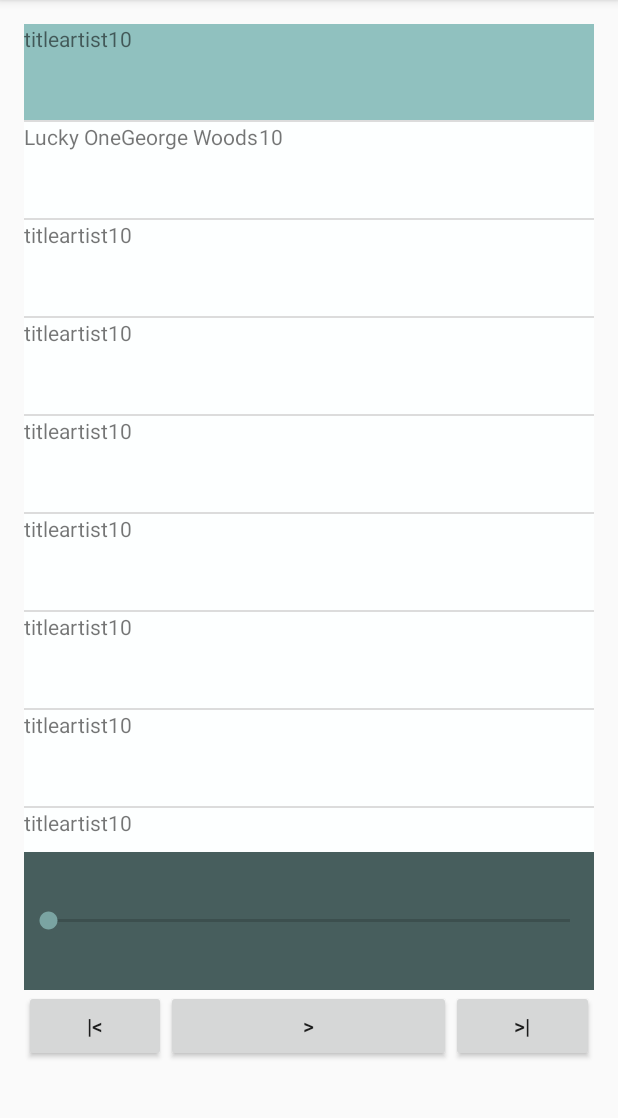
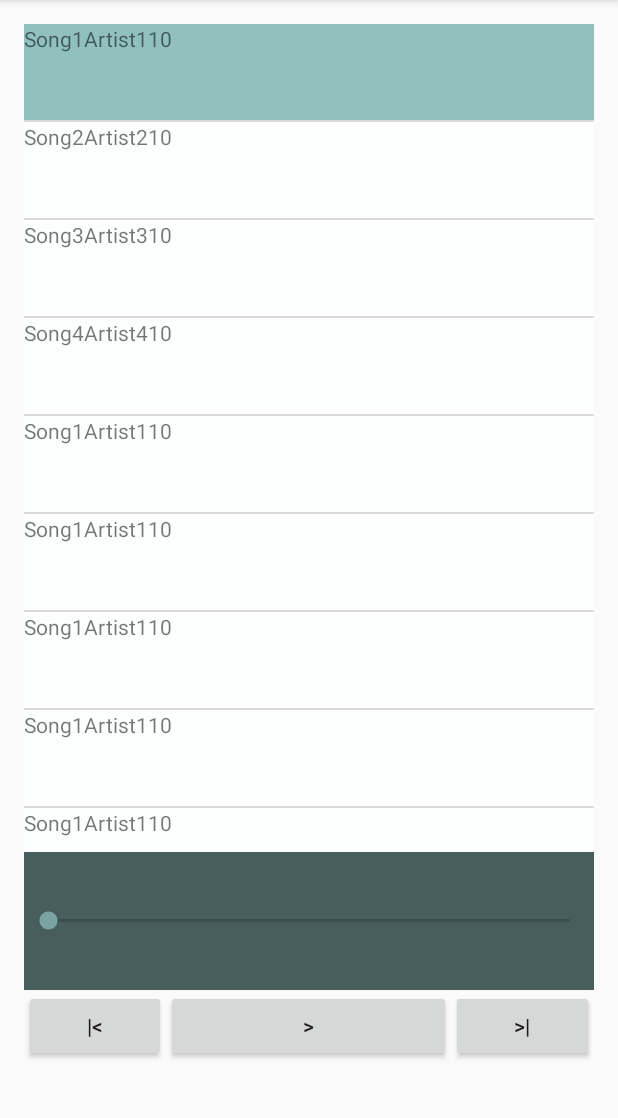
Before and after one commit to neslihanturan/AudioStream, an Android app: the screen it shows after launch (MainActivity), on a phone screen of 412 x 824 dp, the part 84-1202 px from its top. Run offline under Robolectric (Android 15) with nearby library versions, the phone set to English and light mode, and no system bars.

Commit message:
add new songs

```diff
--- a/app/src/main/java/nes/com/audiostreamer/main/MainActivity.java
+++ b/app/src/main/java/nes/com/audiostreamer/main/MainActivity.java
@@ -108,18 +108,17 @@ public class MainActivity extends AppCompatActivity {
 
     public void setSongManual(){
         songList = new ArrayList<>();
-        songList.add(new Song("title","artist","https://upload.wikimedia.org/wikipedia/en/4/45/ACDC_-_Back_In_Black-sample.ogg",10));
-        songList.add(new Song("Lucky One","George Woods","https://i.cloudup.com/kitGU79aWK.mp3",10));
-        songList.add(new Song("title","artist","https://upload.wikimedia.org/wikipedia/en/4/45/ACDC_-_Back_In_Black-sample.ogg",10));
-        songList.add(new Song("title","artist","https://upload.wikimedia.org/wikipedia/en/4/45/ACDC_-_Back_In_Black-sample.ogg",10));
-        songList.add(new Song("title","artist","https://upload.wikimedia.org/wikipedia/en/4/45/ACDC_-_Back_In_Black-sample.ogg",10));
-        songList.add(new Song("title","artist","https://upload.wikimedia.org/wikipedia/en/4/45/ACDC_-_Back_In_Black-sample.ogg",10));
-        songList.add(new Song("title","artist","https://upload.wikimedia.org/wikipedia/en/4/45/ACDC_-_Back_In_Black-sample.ogg",10));
-        songList.add(new Song("title","artist","https://upload.wikimedia.org/wikipedia/en/4/45/ACDC_-_Back_In_Black-sample.ogg",10));
-        songList.add(new Song("title","artist","https://upload.wikimedia.org/wikipedia/en/4/45/ACDC_-_Back_In_Black-sample.ogg",10));
-        songList.add(new Song("title","artist","https://upload.wikimedia.org/wikipedia/en/4/45/ACDC_-_Back_In_Black-sample.ogg",10));
-        songList.add(new Song("title","artist","https://upload.wikimedia.org/wikipedia/en/4/45/ACDC_-_Back_In_Black-sample.ogg",10));
-        songList.add(new Song("title","artist","https://upload.wikimedia.org/wikipedia/en/4/45/ACDC_-_Back_In_Black-sample.ogg",10));
+        songList.add(new Song("Song1","Artist1","https://upload.wikimedia.org/wikipedia/en/4/45/ACDC_-_Back_In_Black-sample.ogg",10));
+        songList.add(new Song("Song2","Artist2","https://i.cloudup.com/kitGU79aWK.mp3",10));
+        songList.add(new Song("Song3","Artist3","http://upload.wikimedia.org/wikipedia/en/b/b5/Radiohead_-_Pyramid_Song_%28sample%29.ogg",10));
+        songList.add(new Song("Song4","Artist4","http://upload.wikimedia.org/wikipedia/en/9/9f/Sample_of_%22Another_Day_in_Paradise%22.ogg",10));
+        songList.add(new Song("Song1","Artist1","https://upload.wikimedia.org/wikipedia/en/4/45/ACDC_-_Back_In_Black-sample.ogg",10));
+        songList.add(new Song("Song1","Artist1","https://upload.wikimedia.org/wikipedia/en/4/45/ACDC_-_Back_In_Black-sample.ogg",10));
+        songList.add(new Song("Song1","Artist1","https://upload.wikimedia.org/wikipedia/en/4/45/ACDC_-_Back_In_Black-sample.ogg",10));
+        songList.add(new Song("Song1","Artist1","https://upload.wikimedia.org/wikipedia/en/4/45/ACDC_-_Back_In_Black-sample.ogg",10));
+        songList.add(new Song("Song1","Artist1","https://upload.wikimedia.org/wikipedia/en/4/45/ACDC_-_Back_In_Black-sample.ogg",10));
+        songList.add(new Song("Song1","Artist1","https://upload.wikimedia.org/wikipedia/en/4/45/ACDC_-_Back_In_Black-sample.ogg",10));
+        songList.add(new Song("Song1","Artist1","https://upload.wikimedia.org/wikipedia/en/4/45/ACDC_-_Back_In_Black-sample.ogg",10));
     }
 
     @Override
```
